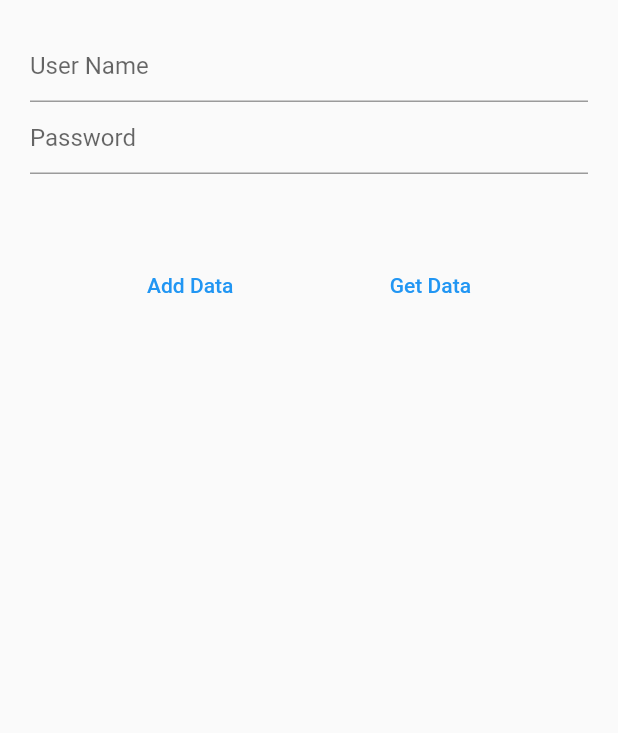
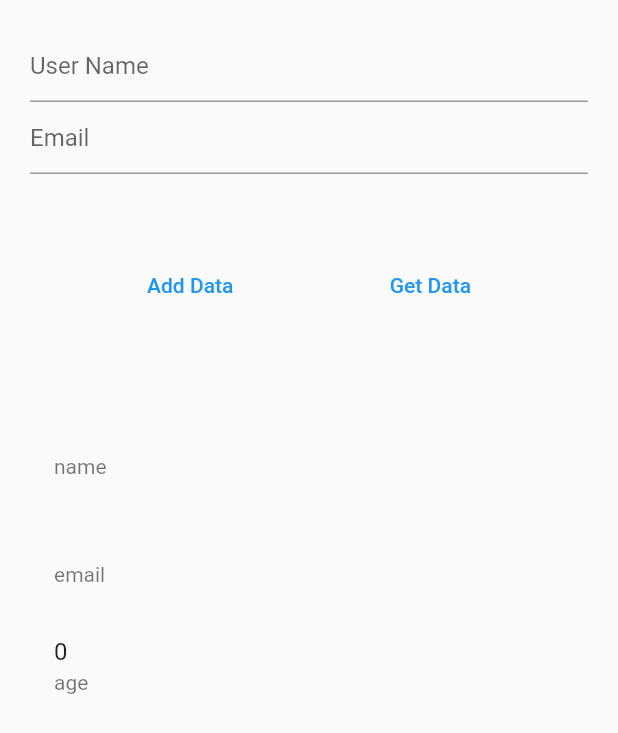
Before and after one commit to thamizhkayal/flutter_class, a Flutter app: the screen it shows after launch, after a tap on "Get Data", on a phone screen of 412 x 824 dp. Shown: the top 733 px of the screen. Run offline on Flutter 3.47's test engine with Material 2 defaults, Android fonts, the phone set to English and light mode, and no system bars; our stand-ins replace cloud_firestore, dotted_border, firebase_core, flutter_screenutil, font_awesome_flutter, get and 4 more; accounts and stored records are empty; generated files the repository leaves out were written again.

Commit message:
firestore connection and data set and get

```diff
--- a/lib/input.dart
+++ b/lib/input.dart
@@ -1,12 +1,20 @@
 import 'package:cloud_firestore/cloud_firestore.dart';
 import 'package:flutter/material.dart';
 
-class MyInputs extends StatelessWidget {
+class MyInputs extends StatefulWidget {
   MyInputs({super.key});
+
+  @override
+  State<MyInputs> createState() => _MyInputsState();
+}
+
+class _MyInputsState extends State<MyInputs> {
   final TextEditingController nameController = TextEditingController();
-  final TextEditingController passController = TextEditingController();
+
+  final TextEditingController emailController = TextEditingController();
+
   final fs = FirebaseFirestore.instance;
-
+  Map<String, dynamic> userData = {};
   @override
   Widget build(BuildContext context) {
     return Scaffold(
@@ -20,10 +28,10 @@ class MyInputs extends StatelessWidget {
               decoration: InputDecoration(hintText: 'User Name'),
             ),
             TextField(
-              controller: passController,
-              decoration: InputDecoration(hintText: 'Password'),
+              controller: emailController,
+              decoration: InputDecoration(hintText: 'Email'),
             ),
-            SizedBox(
+            const SizedBox(
               height: 30,
             ),
             Container(
@@ -33,31 +41,28 @@ class MyInputs extends StatelessWidget {
                 children: [
                   TextButton(
                     onPressed: () {
-                      Map<String, dynamic> userData = {
-                        "username": nameController.text,
-                        "password": passController.text
-                      };
-                      print(userData);
-
-                      // fs.collection("users").add(userData);
-                      fs
-                          .collection('users')
-                          .doc(nameController.text)
-                          .set(userData);
+                      fs.collection("User").doc("8015122373").set({
+                        "name": nameController.text,
+                        "age": 25,
+                        "email": emailController.text
+                      });
                     },
                     child: Text("Add Data"),
                   ),
-                  SizedBox(
+                  const SizedBox(
                     width: 20,
                   ),
                   TextButton(
                     onPressed: () async {
-                      final res = await fs
-                          .collection('users')
-                          .doc('W5SlzGa9LEad0gN6JELY')
-                          .get();
+                      final res =
+                          await fs.collection("User").doc("8015122373").get();
                       print(res.id);
+                      print(res.exists);
                       print(res.data());
+                      if (res.exists) {
+                        userData = res.data() ?? {};
+                        setState(() {});
+                      }
                     },
                     child: Text("Get Data"),
                   ),
@@ -67,7 +72,11 @@ class MyInputs extends StatelessWidget {
             SizedBox(
               height: 30,
             ),
-            ListTile()
+            ListTile(
+                title: Text("${userData['name']}"), subtitle: Text("name")),
+            ListTile(
+                title: Text("${userData['email']}"), subtitle: Text("email")),
+            ListTile(title: Text("${userData['age']}"), subtitle: Text("age")),
           ],
         ),
       )),
```
